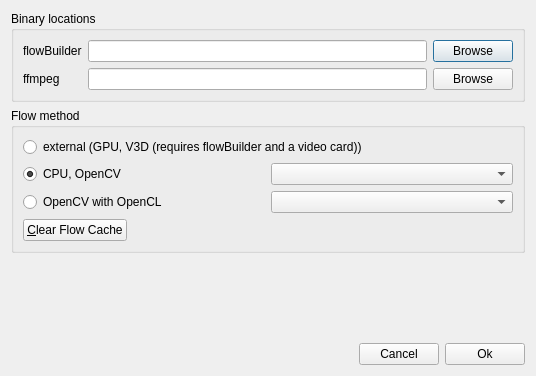
First picture: the form in src/slowmoVideo/slowmoUI/dialogues/preferencesDialog.ui, repository slowmoVideo/slowmoVideo, before the edit.
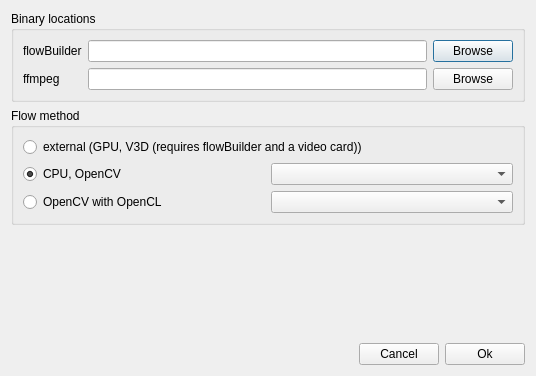
Second picture: the form after the edit.

Commit message: remove unused clear cache in preferences

```diff
--- a/src/slowmoVideo/slowmoUI/dialogues/preferencesDialog.ui
+++ b/src/slowmoVideo/slowmoUI/dialogues/preferencesDialog.ui
@@ -109,30 +109,6 @@
         </item>
        </layout>
       </item>
-      <item>
-       <layout class="QHBoxLayout" name="horizontalLayout_2">
-        <item>
-         <widget class="QPushButton" name="clearflow">
-          <property name="text">
-           <string>&amp;Clear Flow Cache</string>
-          </property>
-         </widget>
-        </item>
-        <item>
-         <spacer name="horizontalSpacer_2">
-          <property name="orientation">
-           <enum>Qt::Horizontal</enum>
-          </property>
-          <property name="sizeHint" stdset="0">
-           <size>
-            <width>40</width>
-            <height>20</height>
-           </size>
-          </property>
-         </spacer>
-        </item>
-       </layout>
-      </item>
      </layout>
     </widget>
    </item>
```
The commit also changes 2 other files.
